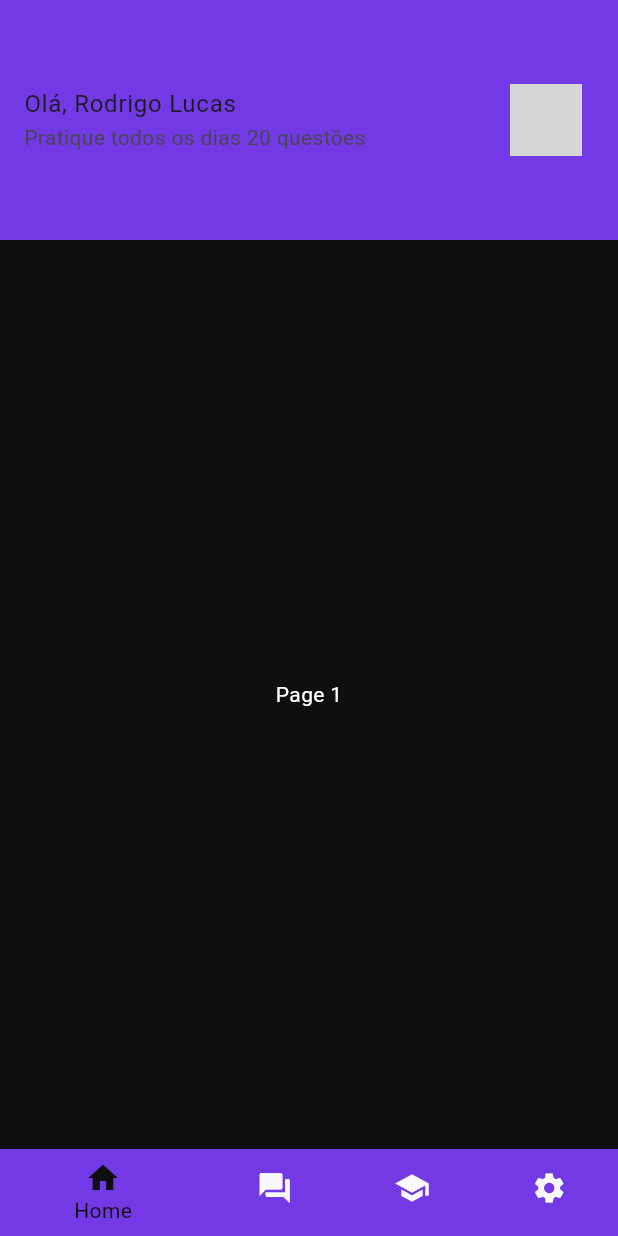
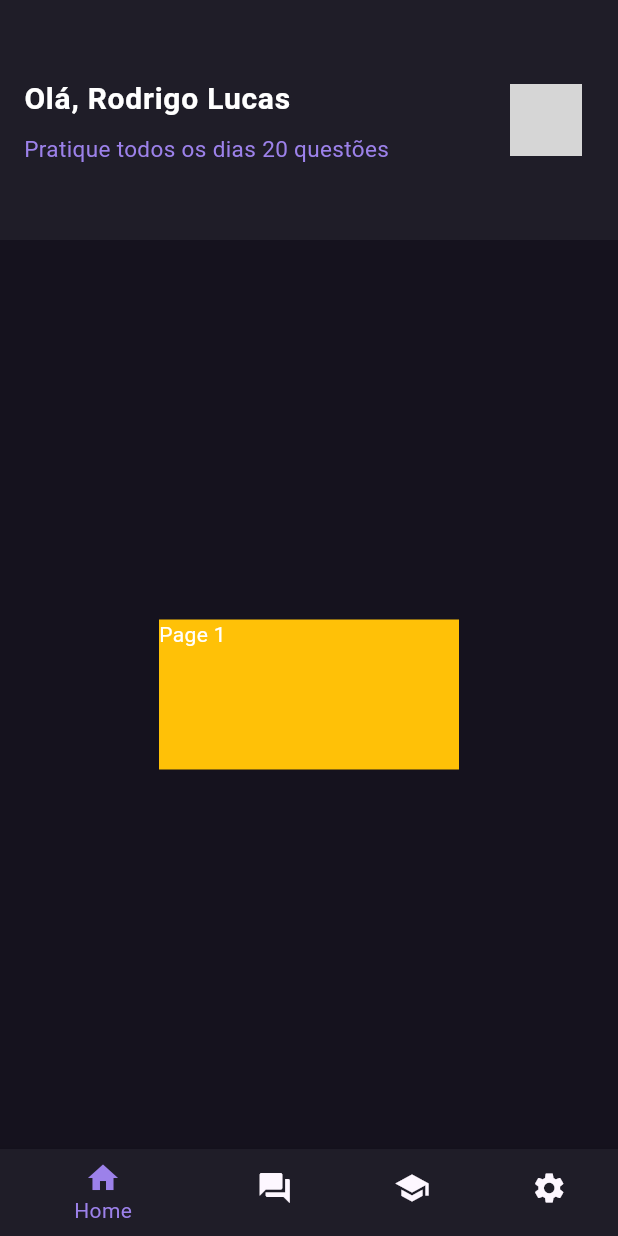
Before and after one commit to Rodrigo322/general-mobile, a Flutter app: the HomePage screen opened by its route, on a phone screen of 412 x 824 dp. Run offline on Flutter 3.47's test engine with Material 2 defaults, Android fonts, the phone set to English and light mode, and no system bars; our stand-ins replace flutter_modular; network calls fail; grey boxes are pictures that could not be loaded.

Commit message:
REFACTOR: add colors buttom and primary and secondary

```diff
--- a/lib/modules/home/screens/home_page.dart
+++ b/lib/modules/home/screens/home_page.dart
@@ -12,20 +12,25 @@ class _HomePageState extends State<HomePage> {
   int _selectedIndex = 0;
 
   static const TextStyle optionStyle = TextStyle(color: Color(0xFFffffff));
-  static const List<Widget> _widgetOptions = <Widget>[
-    Text(
-      "Page 1",
-      style: optionStyle,
+  static final List<Widget> _widgetOptions = <Widget>[
+    Container(
+      height: 100,
+      width: 200,
+      decoration: const BoxDecoration(color: Colors.amber),
+      child: const Text(
+        "Page 1",
+        style: optionStyle,
+      ),
     ),
-    Text(
+    const Text(
       "Page 2",
       style: optionStyle,
     ),
-    Text(
+    const Text(
       "Page 3",
       style: optionStyle,
     ),
-    Text(
+    const Text(
       "Page 4",
       style: optionStyle,
     ),
@@ -50,12 +55,31 @@ class _HomePageState extends State<HomePage> {
               title: const Text.rich(
                 TextSpan(
                   text: "Olá, ",
+                  style: TextStyle(
+                    color: AppColors.title,
+                    fontWeight: FontWeight.bold,
+                    fontSize: 20,
+                  ),
                   children: [
-                    TextSpan(text: "Rodrigo Lucas"),
+                    TextSpan(
+                      text: "Rodrigo Lucas",
+                      style: TextStyle(
+                        fontWeight: FontWeight.w700,
+                      ),
+                    ),
                   ],
                 ),
               ),
-              subtitle: const Text("Pratique todos os dias 20 questões"),
+              subtitle: const Padding(
+                padding: EdgeInsets.only(top: 8),
+                child: Text(
+                  "Pratique todos os dias 20 questões",
+                  style: TextStyle(
+                    color: AppColors.sutTitle,
+                    fontSize: 15,
+                  ),
+                ),
+              ),
               trailing: SizedBox(
                 width: 48,
                 height: 48,
@@ -77,7 +101,7 @@ class _HomePageState extends State<HomePage> {
         child: _widgetOptions.elementAt(_selectedIndex),
       ),
       bottomNavigationBar: BottomNavigationBar(
-        backgroundColor: const Color(0xFF262629),
+        backgroundColor: const Color(0xFF343141),
         items: const <BottomNavigationBarItem>[
           BottomNavigationBarItem(
             icon: Icon(Icons.home),
@@ -87,21 +111,21 @@ class _HomePageState extends State<HomePage> {
           BottomNavigationBarItem(
             icon: Icon(Icons.question_answer),
             label: "User",
-            backgroundColor: Colors.blue,
+            backgroundColor: AppColors.secondary,
           ),
           BottomNavigationBarItem(
             icon: Icon(Icons.school),
             label: "User",
-            backgroundColor: Colors.brown,
+            backgroundColor: AppColors.secondary,
           ),
           BottomNavigationBarItem(
             icon: Icon(Icons.settings),
             label: "User",
-            backgroundColor: Colors.purple,
+            backgroundColor: AppColors.secondary,
           ),
         ],
         currentIndex: _selectedIndex,
-        selectedItemColor: AppColors.primary,
+        selectedItemColor: AppColors.sutTitle,
         onTap: _onItemTapped,
       ),
     );
--- a/lib/modules/login/screens/login_page.dart
+++ b/lib/modules/login/screens/login_page.dart
@@ -30,7 +30,7 @@ class _LoginPageState extends State<LoginPage> {
               width: 220,
               height: 70,
               decoration: BoxDecoration(
-                color: const Color(0xFF1A1A1B),
+                color: const Color(0xFF343141),
                 borderRadius: BorderRadius.circular(10),
               ),
               child: Padding(
--- a/lib/modules/login/widgets/button_widget.dart
+++ b/lib/modules/login/widgets/button_widget.dart
@@ -15,7 +15,7 @@ class ButtonWidget extends StatelessWidget {
       child: TextButton(
         style: ButtonStyle(
           backgroundColor:
-              const MaterialStatePropertyAll<Color>(AppColors.secondary),
+              const MaterialStatePropertyAll<Color>(AppColors.button),
           shape: MaterialStateProperty.all<RoundedRectangleBorder>(
             RoundedRectangleBorder(
               borderRadius: BorderRadius.circular(5), // Define o raio da borda
--- a/lib/modules/login/widgets/text_field_widget.dart
+++ b/lib/modules/login/widgets/text_field_widget.dart
@@ -10,7 +10,7 @@ class TextFieldWidget extends StatelessWidget {
   Widget build(BuildContext context) {
     return Container(
       decoration: BoxDecoration(
-        color: const Color(0xFF262629),
+        color: const Color(0xFF343141),
         borderRadius: BorderRadius.circular(10),
       ),
       child: TextField(
--- /dev/null
+++ b/lib/modules/questions/questions_module.dart
@@ -0,0 +1,12 @@
+import 'package:flutter_modular/flutter_modular.dart';
+
+import 'screens/questions_page.dart';
+
+class QuestionsModule extends Module {
+  @override
+  List<Bind> get binds => [];
+
+  List<ModularRoute> get routes => [
+        ChildRoute('/', child: (context, args) => const QuestionPage()),
+      ];
+}
--- /dev/null
+++ b/lib/modules/questions/screens/questions_page.dart
@@ -0,0 +1,10 @@
+import 'package:flutter/material.dart';
+
+class QuestionPage extends StatelessWidget {
+  const QuestionPage({super.key});
+
+  @override
+  Widget build(BuildContext context) {
+    return const Placeholder();
+  }
+}
--- a/lib/shared/utilities/app_colors.dart
+++ b/lib/shared/utilities/app_colors.dart
@@ -2,8 +2,9 @@ import 'package:flutter/material.dart';
 
 //definição de cores da aplicação
 class AppColors {
-  static const primary = Color(0xFF0F0F10);
-  static const secondary = Color(0xFF7339E5);
+  static const primary = Color(0xFF15121E);
+  static const secondary = Color(0xFF1F1D28);
+  static const button = Color(0xFF846BCD);
   static const title = Color(0xFFFFFFFF);
-  static const sutTitle = Color(0xFFD8B2FF);
+  static const sutTitle = Color(0xFF9C81EA);
 }
```
